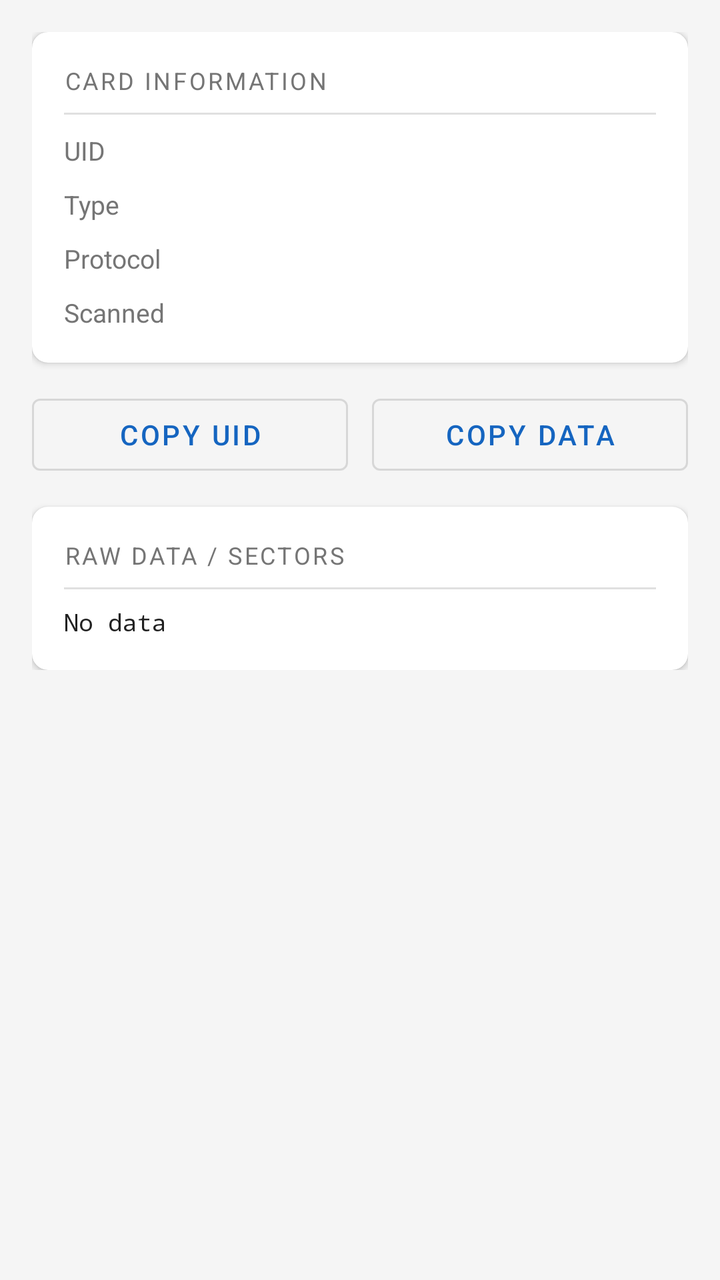
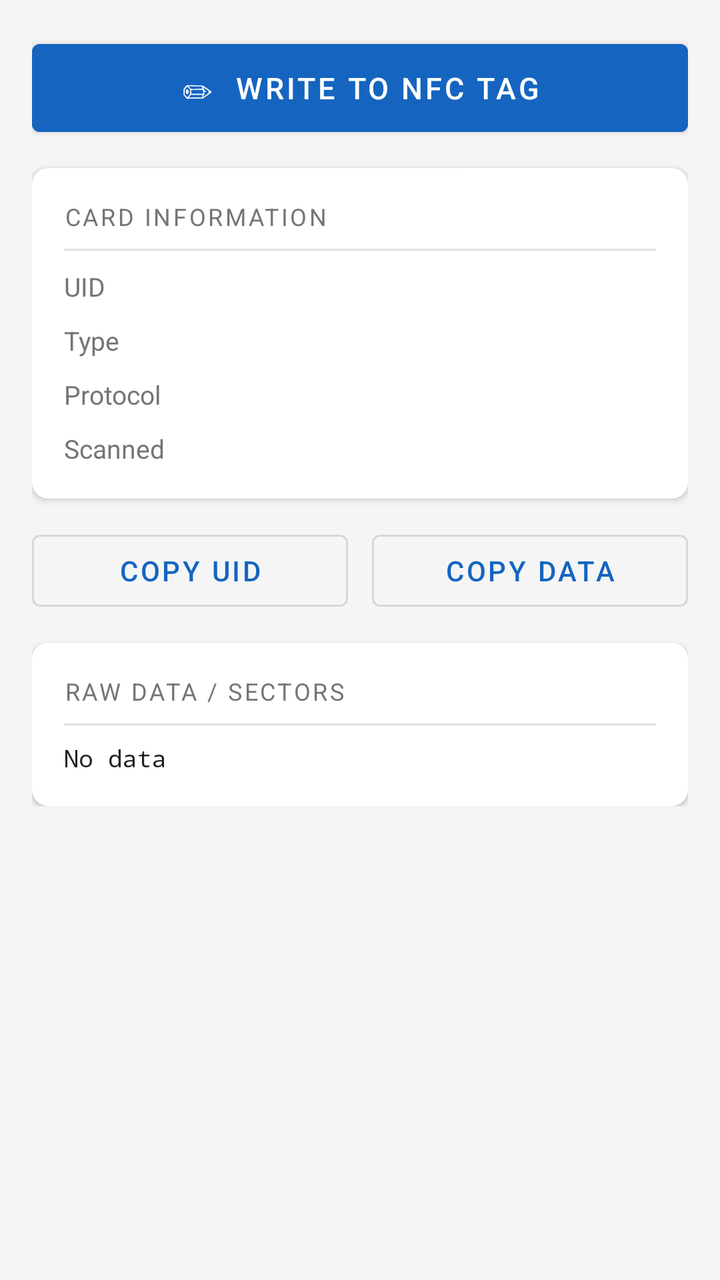

Compare the two renders of this Android layout. The source of the first and the diff that turns it into the second are given below.
<!-- AndroidManifest.xml: application theme Theme.LexiRFID -->
<!-- res/layout/activity_card_detail.xml -->
<?xml version="1.0" encoding="utf-8"?>
<ScrollView
    xmlns:android="http://schemas.android.com/apk/res/android"
    android:layout_width="match_parent"
    android:layout_height="match_parent"
    android:background="#F5F5F5">

    <LinearLayout
        android:layout_width="match_parent"
        android:layout_height="wrap_content"
        android:orientation="vertical"
        android:padding="16dp">

        
        <androidx.cardview.widget.CardView
            xmlns:app="http://schemas.android.com/apk/res-auto"
            android:layout_width="match_parent"
            android:layout_height="wrap_content"
            app:cardCornerRadius="8dp"
            app:cardElevation="2dp">

            <LinearLayout
                android:layout_width="match_parent"
                android:layout_height="wrap_content"
                android:orientation="vertical"
                android:padding="16dp">

                <TextView
                    android:layout_width="wrap_content"
                    android:layout_height="wrap_content"
                    android:text="Card Information"
                    android:textSize="12sp"
                    android:textColor="#757575"
                    android:textAllCaps="true"
                    android:letterSpacing="0.1" />

                <View android:layout_width="match_parent" android:layout_height="1dp"
                    android:background="#E0E0E0" android:layout_marginTop="8dp" android:layout_marginBottom="8dp"/>

                <LinearLayout android:layout_width="match_parent" android:layout_height="wrap_content"
                    android:orientation="horizontal" android:layout_marginBottom="8dp">
                    <TextView android:layout_width="80dp" android:layout_height="wrap_content"
                        android:text="UID" android:textColor="#757575" android:textSize="13sp"/>
                    <TextView android:id="@+id/tvDetailUid" android:layout_width="0dp"
                        android:layout_height="wrap_content" android:layout_weight="1"
                        android:textColor="#212121" android:fontFamily="monospace" android:textSize="14sp"/>
                </LinearLayout>

                <LinearLayout android:layout_width="match_parent" android:layout_height="wrap_content"
                    android:orientation="horizontal" android:layout_marginBottom="8dp">
                    <TextView android:layout_width="80dp" android:layout_height="wrap_content"
                        android:text="Type" android:textColor="#757575" android:textSize="13sp"/>
                    <TextView android:id="@+id/tvDetailType" android:layout_width="0dp"
                        android:layout_height="wrap_content" android:layout_weight="1"
                        android:textColor="#1976D2" android:textSize="14sp"/>
                </LinearLayout>

                <LinearLayout android:layout_width="match_parent" android:layout_height="wrap_content"
                    android:orientation="horizontal" android:layout_marginBottom="8dp">
                    <TextView android:layout_width="80dp" android:layout_height="wrap_content"
                        android:text="Protocol" android:textColor="#757575" android:textSize="13sp"/>
                    <TextView android:id="@+id/tvDetailTech" android:layout_width="0dp"
                        android:layout_height="wrap_content" android:layout_weight="1"
                        android:textColor="#212121" android:textSize="14sp"/>
                </LinearLayout>

                <LinearLayout android:layout_width="match_parent" android:layout_height="wrap_content"
                    android:orientation="horizontal">
                    <TextView android:layout_width="80dp" android:layout_height="wrap_content"
                        android:text="Scanned" android:textColor="#757575" android:textSize="13sp"/>
                    <TextView android:id="@+id/tvDetailTime" android:layout_width="0dp"
                        android:layout_height="wrap_content" android:layout_weight="1"
                        android:textColor="#212121" android:textSize="14sp"/>
                </LinearLayout>

            </LinearLayout>
        </androidx.cardview.widget.CardView>

        
        <LinearLayout android:layout_width="match_parent" android:layout_height="wrap_content"
            android:orientation="horizontal" android:layout_marginTop="12dp">

            <Button
                android:id="@+id/btnCopyUid"
                android:layout_width="0dp"
                android:layout_height="wrap_content"
                android:layout_weight="1"
                android:layout_marginEnd="6dp"
                android:text="Copy UID"
                style="@style/Widget.MaterialComponents.Button.OutlinedButton" />

            <Button
                android:id="@+id/btnCopyRaw"
                android:layout_width="0dp"
                android:layout_height="wrap_content"
                android:layout_weight="1"
                android:layout_marginStart="6dp"
                android:text="Copy Data"
                style="@style/Widget.MaterialComponents.Button.OutlinedButton" />

        </LinearLayout>

        
        <androidx.cardview.widget.CardView
            xmlns:app="http://schemas.android.com/apk/res-auto"
            android:layout_width="match_parent"
            android:layout_height="wrap_content"
            android:layout_marginTop="12dp"
            app:cardCornerRadius="8dp"
            app:cardElevation="2dp">

            <LinearLayout
                android:layout_width="match_parent"
                android:layout_height="wrap_content"
                android:orientation="vertical"
                android:padding="16dp">

                <TextView
                    android:layout_width="wrap_content"
                    android:layout_height="wrap_content"
                    android:text="Raw Data / Sectors"
                    android:textSize="12sp"
                    android:textColor="#757575"
                    android:textAllCaps="true"
                    android:letterSpacing="0.1" />

                <View android:layout_width="match_parent" android:layout_height="1dp"
                    android:background="#E0E0E0" android:layout_marginTop="8dp" android:layout_marginBottom="8dp"/>

                <TextView
                    android:id="@+id/tvDetailRaw"
                    android:layout_width="match_parent"
                    android:layout_height="wrap_content"
                    android:fontFamily="monospace"
                    android:textSize="12sp"
                    android:textColor="#212121"
                    android:text="No data" />

            </LinearLayout>
        </androidx.cardview.widget.CardView>

    </LinearLayout>
</ScrollView>
<!-- resources referenced by this layout -->
<resources>
  <style name="Theme.LexiRFID" parent="Theme.MaterialComponents.DayNight.DarkActionBar">
          <item name="colorPrimary">#1565C0</item>
          <item name="colorPrimaryDark">#0D47A1</item>
          <item name="colorAccent">#29B6F6</item>
          <item name="android:statusBarColor">#0D47A1</item>
      </style>
</resources>

<!-- the commit's change to res/layout/activity_card_detail.xml (unified diff, before → after) -->
@@ -1,6 +1,7 @@
 <?xml version="1.0" encoding="utf-8"?>
 <ScrollView
     xmlns:android="http://schemas.android.com/apk/res/android"
+    xmlns:app="http://schemas.android.com/apk/res-auto"
     android:layout_width="match_parent"
     android:layout_height="match_parent"
     android:background="#F5F5F5">
@@ -12,8 +13,43 @@
         android:padding="16dp">
 
         
+        <TextView
+            android:id="@+id/tvWriteStatus"
+            android:layout_width="match_parent"
+            android:layout_height="wrap_content"
+            android:background="#FF9800"
+            android:gravity="center"
+            android:padding="14dp"
+            android:text="Hold a blank NFC tag to back of phone..."
+            android:textColor="#FFFFFF"
+            android:textSize="14sp"
+            android:fontFamily="sans-serif-medium"
+            android:layout_marginBottom="12dp"
+            android:visibility="gone" />
+
+        
+        <Button
+            android:id="@+id/btnWriteToTag"
+            android:layout_width="match_parent"
+            android:layout_height="56dp"
+            android:layout_marginBottom="12dp"
+            android:text="✏  Write to NFC Tag"
+            android:textSize="15sp"
+            android:backgroundTint="#1565C0" />
+
+        
+        <Button
+            android:id="@+id/btnCancelWrite"
+            android:layout_width="match_parent"
+            android:layout_height="48dp"
+            android:layout_marginBottom="12dp"
+            android:text="Cancel Write"
+            android:textSize="14sp"
+            android:visibility="gone"
+            style="@style/Widget.MaterialComponents.Button.OutlinedButton" />
+
+        
         <androidx.cardview.widget.CardView
-            xmlns:app="http://schemas.android.com/apk/res-auto"
             android:layout_width="match_parent"
             android:layout_height="wrap_content"
             app:cardCornerRadius="8dp"
@@ -35,7 +71,8 @@
                     android:letterSpacing="0.1" />
 
                 <View android:layout_width="match_parent" android:layout_height="1dp"
-                    android:background="#E0E0E0" android:layout_marginTop="8dp" android:layout_marginBottom="8dp"/>
+                    android:background="#E0E0E0"
+                    android:layout_marginTop="8dp" android:layout_marginBottom="8dp"/>
 
                 <LinearLayout android:layout_width="match_parent" android:layout_height="wrap_content"
                     android:orientation="horizontal" android:layout_marginBottom="8dp">
@@ -102,7 +139,6 @@
 
         
         <androidx.cardview.widget.CardView
-            xmlns:app="http://schemas.android.com/apk/res-auto"
             android:layout_width="match_parent"
             android:layout_height="wrap_content"
             android:layout_marginTop="12dp"
@@ -125,7 +161,8 @@
                     android:letterSpacing="0.1" />
 
                 <View android:layout_width="match_parent" android:layout_height="1dp"
-                    android:background="#E0E0E0" android:layout_marginTop="8dp" android:layout_marginBottom="8dp"/>
+                    android:background="#E0E0E0"
+                    android:layout_marginTop="8dp" android:layout_marginBottom="8dp"/>
 
                 <TextView
                     android:id="@+id/tvDetailRaw"
